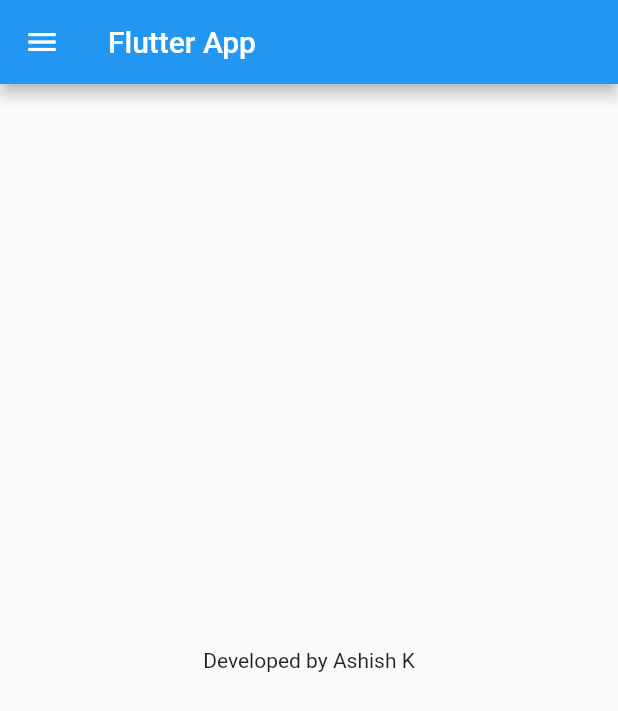
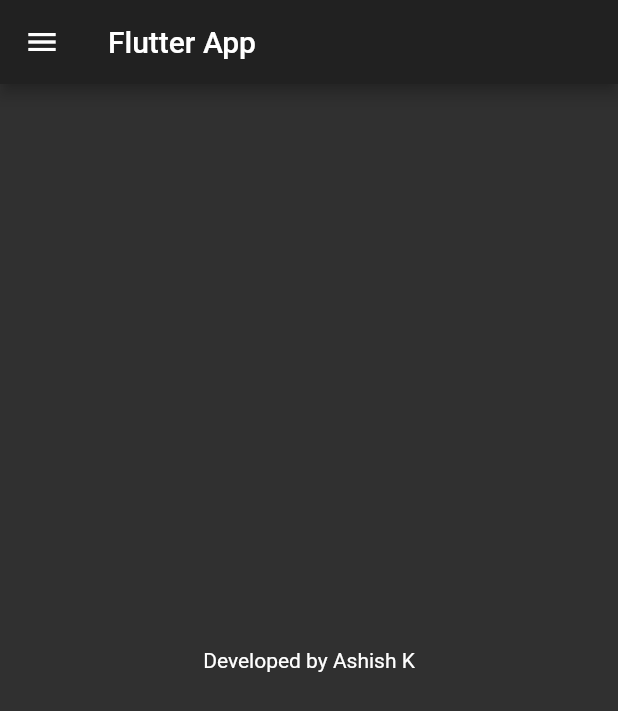
Before and after one commit to devashishkumar/flutterapp, a Flutter app: the screen it shows after launch, on a phone screen of 412 x 824 dp. Shown: the top 711 px of the screen. Run offline on Flutter 3.47's test engine with Material 2 defaults, Android fonts, the phone set to English and light mode, and no system bars; statements that could not run were skipped.

Commit message:
change theme mode to dark light

```diff
--- a/lib/main.dart
+++ b/lib/main.dart
@@ -1,5 +1,5 @@
 import 'package:flutter/material.dart';
-import 'package:practiceapp/homepage.dart';
+import 'package:practiceapp/pages/homepage.dart';
 
 void main() {
   runApp(MyApp());
@@ -11,11 +11,21 @@ class MyApp extends StatelessWidget {
   @override
   Widget build(BuildContext context) {
     // return Container();
+    getData();
     return MaterialApp(
-      theme: ThemeData(
-        primarySwatch: Colors.blue,
+      // theme: ThemeData(
+      //   primarySwatch: Colors.blue,
+      // ),
+      home: HomePage(),
+      themeMode: ThemeMode.dark,
+      darkTheme: ThemeData(
+          primarySwatch: Colors.deepPurple,
+          brightness: Brightness.dark,
       ),
-      home: HomePage()
     );
   }
+
+  getData({@required int defaultValue = 10}) {
+    return defaultValue * defaultValue;
+  }
 }
--- /dev/null
+++ b/lib/pages/homepage.dart
@@ -0,0 +1,28 @@
+import 'package:flutter/material.dart';
+
+void main() {
+  runApp(HomePage());
+}
+
+class HomePage extends StatelessWidget {
+  // const MyApp({Key? key}) : super(key: key);
+
+  @override
+  Widget build(BuildContext context) {
+    // return Container();
+    int days = 45;
+    double doubleVal = 40;
+    String by = 'Ashish K';
+    return Scaffold(
+      appBar: AppBar(
+        title: Text("Flutter App")
+      ),
+          body: Center(
+              child: Container(
+                  child: Text('Developed by ${by}')
+              )
+          ),
+      drawer: Drawer()
+    );
+  }
+}
```
